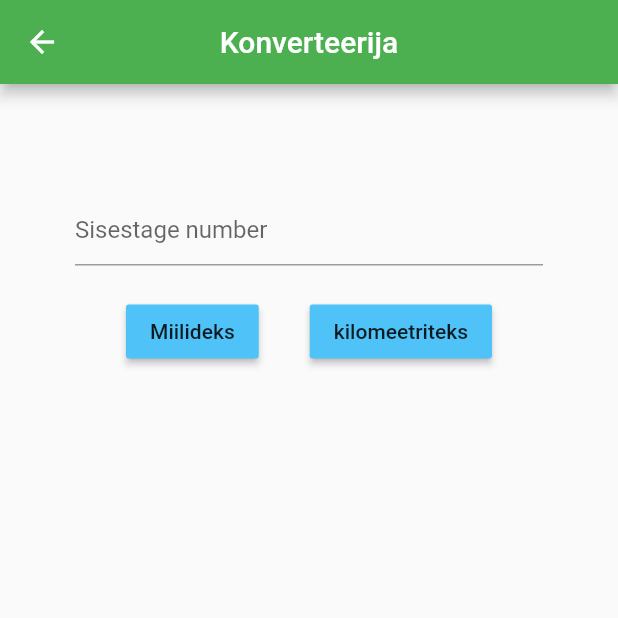
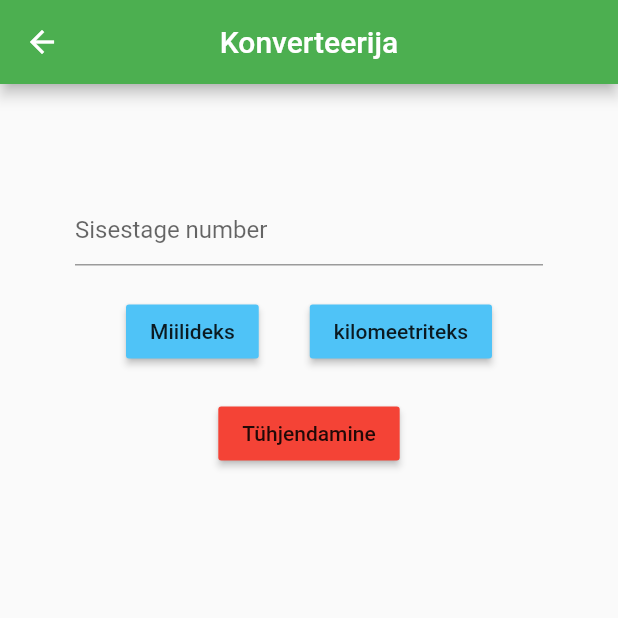
Before and after one commit to r4zmuz/calculator, a Flutter app: the ConverterPage screen opened directly, on a phone screen of 412 x 824 dp, the top half of it. Run offline on Flutter 3.47's test engine with Material 2 defaults, Android fonts, the phone set to English and light mode, and no system bars.

Commit message:
added tühjendus

```diff
--- a/lib/konverter.dart
+++ b/lib/konverter.dart
@@ -30,6 +30,15 @@ void miil(){
     tulemus = "Tulemus: " + kSum.toString()+" miles";
   });
 }
+
+void tyhjendamine(){ // tekitame funktsiooni, mis nullib koik vaartused.
+    setState(() {
+      kNum = 0;
+      kSum= 0;
+      kSisend.text = "";
+      tulemus = "";
+    });
+  }
 
  @override
   Widget build(BuildContext context) {
@@ -72,6 +81,17 @@ void miil(){
                      ),
             ],
           ),
+          Padding(padding: EdgeInsets.only(top: 20.0)),
+          Row(
+             mainAxisAlignment: MainAxisAlignment.spaceEvenly,
+            children: [
+              MaterialButton(
+                     onPressed: tyhjendamine, // anname nupu vajutusel funktsiooni
+                     child: Text("Tühjendamine"),
+                     color: Colors.red,
+                     ),
+            ],
+          ),
          ],
         ),
       ),
```
